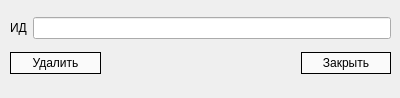
Above: src/deletecomponentdialog.ui from f0rw4rd-dev/hse-hsms-wpf before the change. Below: the same form after it.
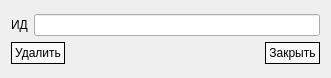
That is the form after the change.

Patch:
```diff
--- a/src/deletecomponentdialog.ui
+++ b/src/deletecomponentdialog.ui
@@ -6,22 +6,15 @@
    <rect>
     <x>0</x>
     <y>0</y>
-    <width>400</width>
-    <height>98</height>
+    <width>328</width>
+    <height>78</height>
    </rect>
   </property>
   <property name="windowTitle">
    <string>Dialog</string>
   </property>
-  <widget class="QWidget" name="verticalLayoutWidget">
-   <property name="geometry">
-    <rect>
-     <x>10</x>
-     <y>10</y>
-     <width>381</width>
-     <height>71</height>
-    </rect>
-   </property>
+  <layout class="QVBoxLayout" name="verticalLayout_2">
+   <item>
    <layout class="QVBoxLayout" name="verticalLayout">
     <item>
      <layout class="QHBoxLayout" name="horizontalLayout_5">
@@ -95,7 +88,8 @@
      </layout>
     </item>
    </layout>
-  </widget>
+   </item>
+  </layout>
  </widget>
  <resources/>
  <connections>
```
Left out of the diff: 18 changed lines with no effect on the pictures. Lines whose indentation alone changed are shown as unchanged.
